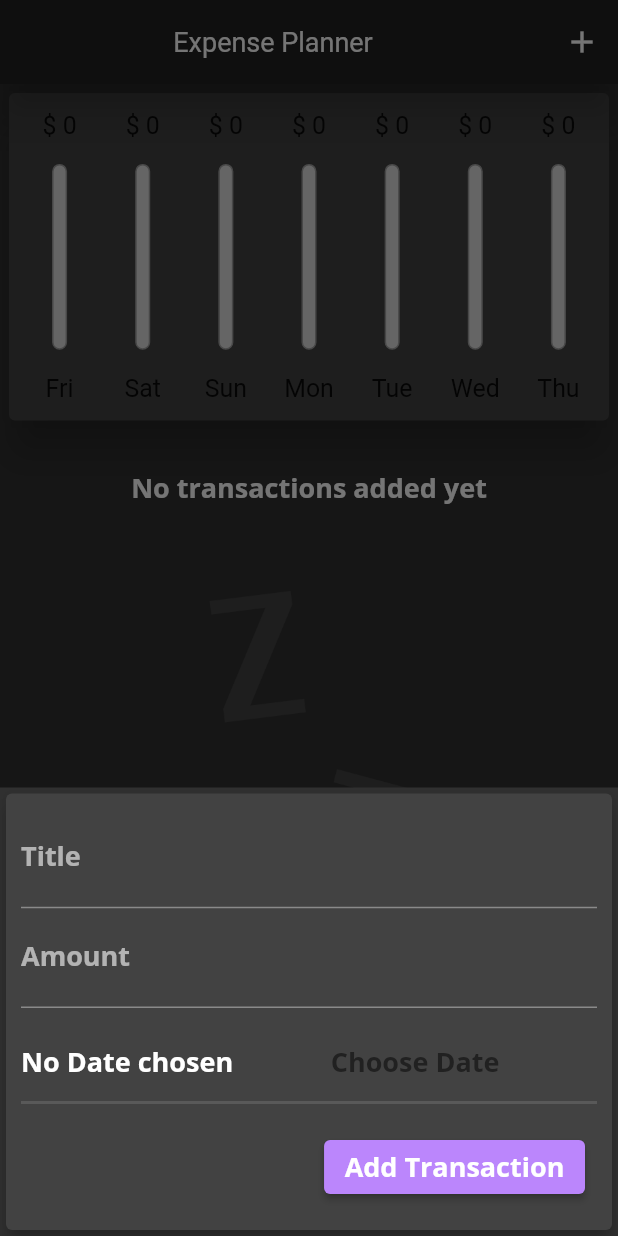
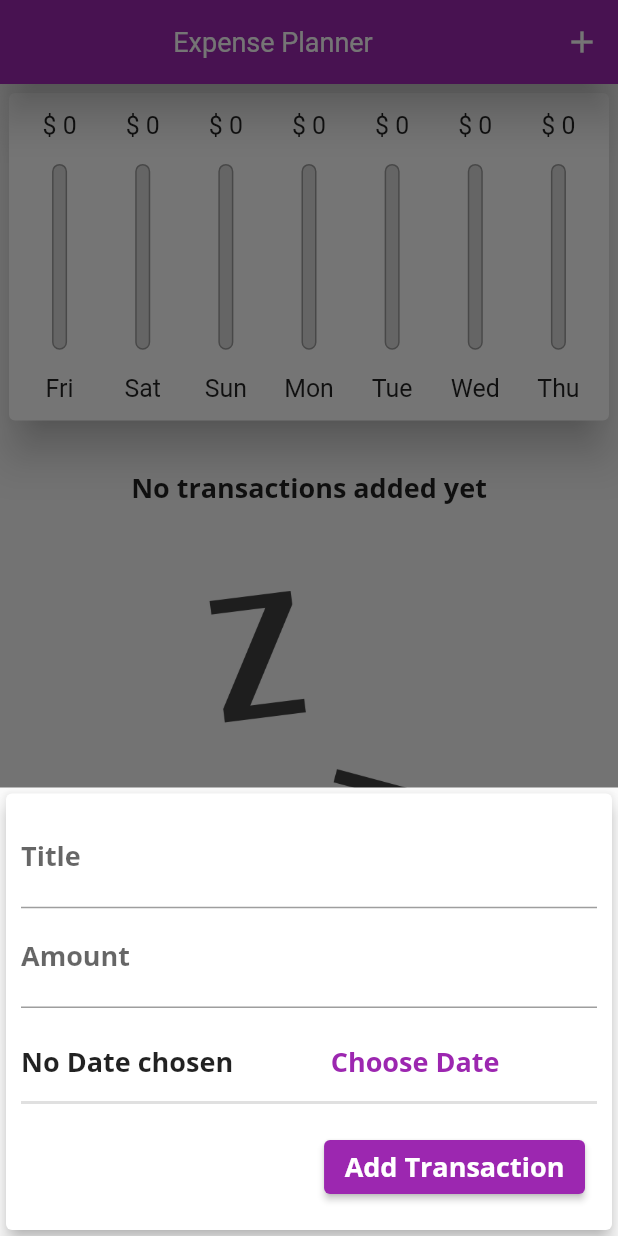
Before and after one commit to sodogan/flutter_expense_planner, a Flutter app: the screen it shows after launch, after a tap on the "add" icon, on a phone screen of 412 x 824 dp. Run offline on Flutter 3.47's test engine with Material 2 defaults, Android fonts, the phone set to English and light mode, and no system bars; Roboto replaces fonts that are missing (Quicksand-Bold).

Commit message:
latest changes

```diff
--- a/lib/main.dart
+++ b/lib/main.dart
@@ -73,8 +73,17 @@ class _MyHomePageState extends State<MyHomePage> {
     });
   }
 
-  void _deleteTransaction(int index) {
-    setState(() => _userTransactions.removeAt(index));
+  void _deleteTransaction({int? index, String? id}) {
+    if (index != null) {
+      return setState(
+        () => _userTransactions.removeAt(index),
+      );
+    }
+    if (id != null) {
+      return setState(
+        () => _userTransactions.removeWhere((element) => element.id == id),
+      );
+    }
   }
 
   void _changeSwitchMode(bool mode) {
@@ -156,6 +165,67 @@ class _MyHomePageState extends State<MyHomePage> {
     );
   }
 
+  List<Widget> _buildPortraitModeContent({
+    required double remainingHeight,
+  }) {
+    final List<Widget> _portraitModeWidgetList = <Widget>[
+      Container(
+        height: remainingHeight * 0.30,
+        child: Chart(
+          weeklyTransactionSummary: weeklyTransactionSummary,
+        ),
+      ),
+      Container(
+        height: remainingHeight * 0.70,
+        child: TransactionList(
+          transactions: _userTransactions,
+          deleteButtonPressedHandler: _deleteTransaction,
+        ),
+      ),
+    ];
+
+    return _portraitModeWidgetList;
+  }
+
+  List<Widget> _buildLandscapeModeContent({
+    required double remainingHeight,
+    required bool isShowChart,
+  }) {
+    final List<Widget> _landscapeModeWidgetList = <Widget>[
+      Container(
+        height: remainingHeight * 0.2,
+        child: Row(
+          mainAxisAlignment: MainAxisAlignment.center,
+          children: [
+            const Text('Show Chart'),
+            Switch.adaptive(
+              value: _isShowChart,
+              onChanged: _changeSwitchMode,
+              activeColor: Theme.of(context).colorScheme.secondary,
+            ),
+          ],
+        ),
+      ),
+      if (isShowChart)
+        Container(
+          height: remainingHeight * 0.6,
+          child: Chart(
+            weeklyTransactionSummary: weeklyTransactionSummary,
+          ),
+        ),
+      if (!isShowChart)
+        Container(
+          height: remainingHeight * 0.7,
+          child: TransactionList(
+            transactions: _userTransactions,
+            deleteButtonPressedHandler: _deleteTransaction,
+          ),
+        ),
+    ];
+
+    return _landscapeModeWidgetList;
+  }
+
   @override
   Widget build(BuildContext context) {
     final _appBar = AppBar(
@@ -185,75 +255,41 @@ class _MyHomePageState extends State<MyHomePage> {
             ? true
             : false;
 
-    final List<Widget> _portraitModeWidgetList = <Widget>[
-      Container(
-        height: _remainingHeight * 0.30,
-        child: Chart(
-          weeklyTransactionSummary: weeklyTransactionSummary,
-        ),
-      ),
-      Container(
-        height: _remainingHeight * 0.70,
-        child: TransactionList(
-          transactions: _userTransactions,
-          deleteButtonPressedHandler: _deleteTransaction,
-        ),
-      ),
-    ];
-
-    final List<Widget> _landscapeModeWidgetList = <Widget>[
-      Container(
-        height: _remainingHeight * 0.2,
-        child: Row(
-          mainAxisAlignment: MainAxisAlignment.center,
-          children: [
-            const Text('Show Chart'),
-            Switch.adaptive(
-              value: _isShowChart,
-              onChanged: _changeSwitchMode,
-              activeColor: Theme.of(context).colorScheme.secondary,
-            ),
-          ],
-        ),
-      ),
-      if (_isShowChart)
-        Container(
-          height: _remainingHeight * 0.6,
-          child: Chart(
-            weeklyTransactionSummary: weeklyTransactionSummary,
-          ),
-        ),
-      if (!_isShowChart)
-        Container(
-          height: _remainingHeight * 0.7,
-          child: TransactionList(
-            transactions: _userTransactions,
-            deleteButtonPressedHandler: _deleteTransaction,
-          ),
-        ),
-    ];
-
     return Platform.isIOS
         ? CupertinoPageScaffold(
+            child: SafeArea(
               child: SingleChildScrollView(
                 child: Column(
                   mainAxisAlignment: MainAxisAlignment.start,
                   children: <Widget>[
-                  if (!_isLandscape) ..._portraitModeWidgetList,
-                  if (_isLandscape) ..._landscapeModeWidgetList,
+                    if (!_isLandscape)
+                      ..._buildPortraitModeContent(
+                          remainingHeight: _remainingHeight),
+                    if (_isLandscape)
+                      ..._buildLandscapeModeContent(
+                          remainingHeight: _remainingHeight,
+                          isShowChart: _isShowChart),
                   ],
+                ),
               ),
             ),
           )
         : Scaffold(
             appBar: _appBar,
-            body: SingleChildScrollView(
+            body: SafeArea(
+              child: SingleChildScrollView(
                 child: Column(
                   mainAxisAlignment: MainAxisAlignment.start,
                   children: <Widget>[
-                  if (!_isLandscape) ..._portraitModeWidgetList,
-                  if (_isLandscape) ..._landscapeModeWidgetList,
+                    if (!_isLandscape)
+                      ..._buildPortraitModeContent(
+                          remainingHeight: _remainingHeight),
+                    if (_isLandscape)
+                      ..._buildLandscapeModeContent(
+                          remainingHeight: _remainingHeight,
+                          isShowChart: _isShowChart),
                   ],
+                ),
               ),
             ),
             floatingActionButtonLocation:
--- /dev/null
+++ b/lib/widgets/adaptive_text_button.dart
@@ -0,0 +1,41 @@
+import 'package:flutter/material.dart';
+import 'dart:io';
+import 'package:flutter/cupertino.dart';
+
+class AdaptiveTextButton extends StatelessWidget {
+  final VoidCallback datePickerHandler;
+  final String label;
+
+  const AdaptiveTextButton({
+    Key? key,
+    required this.datePickerHandler,
+    required this.label,
+  }) : super(key: key);
+
+  @override
+  Widget build(BuildContext context) {
+    return Platform.isIOS
+        ? CupertinoButton(
+            onPressed: datePickerHandler,
+            child: Text(
+              label,
+              style: TextStyle(
+                color: Theme.of(context).primaryColor,
+                fontSize: 18,
+                fontWeight: FontWeight.bold,
+              ),
+            ),
+          )
+        : TextButton(
+            onPressed: datePickerHandler,
+            child: Text(
+              label,
+              style: TextStyle(
+                color: Theme.of(context).primaryColor,
+                fontSize: 18,
+                fontWeight: FontWeight.bold,
+              ),
+            ),
+          );
+  }
+}
--- a/lib/widgets/custom_theme.dart
+++ b/lib/widgets/custom_theme.dart
@@ -39,10 +39,7 @@ ThemeData myCustomLightTheme() {
       fontFamily: 'Quicksand',
       errorColor: Colors.purple,
       textTheme: _textTheme,
-      colorScheme: ColorScheme.dark(
-        onPrimary: Colors.indigo,
-        onSecondary: Colors.amber,
-      ),
+      accentColor: Colors.indigo,
       appBarTheme: AppBarTheme(
         elevation: 12,
         textTheme: _appBarTextTheme,
--- a/lib/widgets/new_transaction.dart
+++ b/lib/widgets/new_transaction.dart
@@ -1,27 +1,55 @@
+import 'dart:io';
+
+import 'package:flutter/cupertino.dart';
 import 'package:flutter/material.dart';
+import 'package:expense_planner/expense_planner.dart' as utility;
 
-import 'package:expense_planner/expense_planner.dart' as utility;
+import 'adaptive_text_button.dart';
 
 class NewTransaction extends StatefulWidget {
   final Function addNewTransactionHandler;
 
-  const NewTransaction({
+  NewTransaction({
     Key? key,
     required this.addNewTransactionHandler,
-  }) : super(key: key);
+  }) : super(key: key) {
+    print('Constructor in NewTransaction widget');
+  }
 
   @override
-  _NewTransactionState createState() => _NewTransactionState();
+  _NewTransactionState createState() {
+    print('CreateState in NewTransaction widget');
+
+    return _NewTransactionState();
+  }
 }
 
 class _NewTransactionState extends State<NewTransaction> {
-  final _titleController = TextEditingController();
-  final _amountController = TextEditingController();
+  final TextEditingController _titleController;
+  final TextEditingController _amountController;
   DateTime? _selectedDate;
 
+  _NewTransactionState()
+      : _titleController = TextEditingController(),
+        _amountController = TextEditingController() {
+    print('Constructor in NewTransaction state');
+  }
   @override
   void initState() {
     super.initState();
+    print('InitState is called');
+  }
+
+  @override
+  void didUpdateWidget(covariant NewTransaction oldWidget) {
+    super.didUpdateWidget(oldWidget);
+    print('DidupdateWidget is called');
+  }
+
+  @override
+  void dispose() {
+    super.dispose();
+    print('Dispose is called');
   }
 
   void _submitData() {
@@ -119,18 +147,10 @@ class _NewTransactionState extends State<NewTransaction> {
                       ),
                     ),
                     Expanded(
-                      child: TextButton(
-                        onPressed: _presentDatePicker,
-                        child: Text(
-                          _buttonLabelChooseDate,
-                          style: TextStyle(
-                            color: Theme.of(context).primaryColor,
-                            fontSize: 18,
-                            fontWeight: FontWeight.bold,
-                          ),
-                        ),
-                      ),
-                    ),
+                        child: AdaptiveTextButton(
+                      datePickerHandler: _presentDatePicker,
+                      label: _buttonLabelChooseDate,
+                    )),
                   ],
                 ),
               ),
```
Also changed, not shown: lib/widgets/transaction_item.dart (added, +92 -0 lines), lib/widgets/transaction_list.dart (+30 -49 lines). Lines whose indentation alone changed are shown as unchanged.
